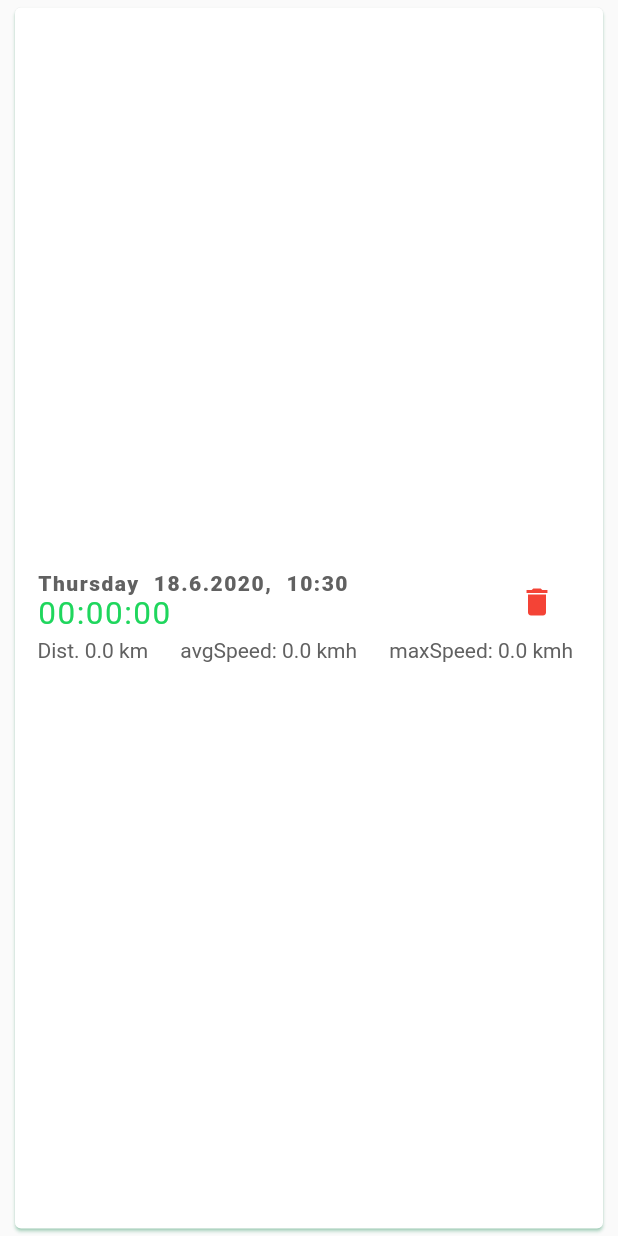
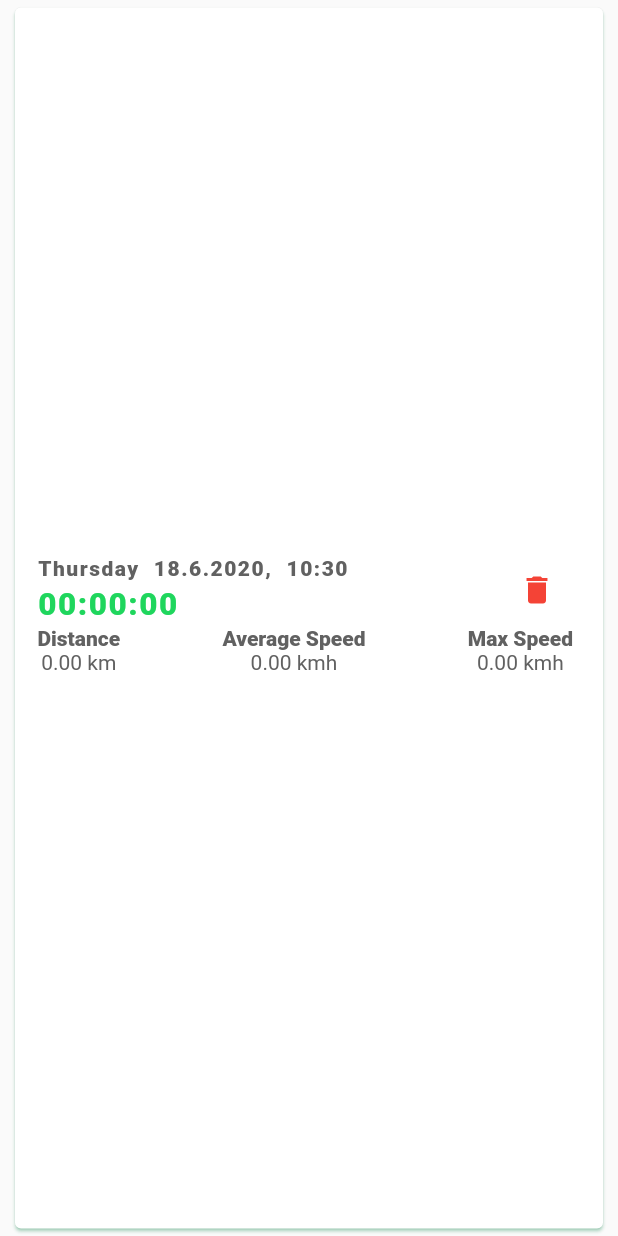
Before and after one commit to mobileappdevhm20/team-project-team_7, a Flutter app: the PastWorkoutCard widget shown alone on an empty page, opened directly with empty values, on a phone screen of 412 x 824 dp. Run offline on Flutter 3.47's test engine with Material 2 defaults, Android fonts, the phone set to English and light mode, and no system bars; our stand-ins replace auto_route, bloc, cloud_firestore, equatable, firebase_auth, flutter_bloc; missing offline and left inert: background_location; accounts and stored records are empty.

Commit message:
Some small UI improvements

```diff
--- a/lib/components/past_workout_card.dart
+++ b/lib/components/past_workout_card.dart
@@ -49,12 +49,13 @@ class PastWorkoutCard extends StatelessWidget {
                   Row(
                       crossAxisAlignment: CrossAxisAlignment.start,
                       children: <Widget>[
-                        Text(DateFormat('EEEE d.M.y, H:m').format(start), style: TextStyle(fontWeight: FontWeight.bold, wordSpacing: 5, letterSpacing: 1, color: Colors.grey[700]),),
+                        Text(DateFormat('EEEE d.M.y, HH:mm').format(start), style: TextStyle(fontWeight: FontWeight.bold, wordSpacing: 5, letterSpacing: 1, color: Colors.grey[700]),),
                       ]),
+                  const Padding(padding: EdgeInsets.all(1.8)),
                   Row(
                       crossAxisAlignment: CrossAxisAlignment.start,
                       children: <Widget>[
-                        Text("${(duration.inHours % 24).toString().padLeft(2, '0')}:${(duration.inMinutes % 60).toString().padLeft(2, '0')}:${(duration.inSeconds % 60).toString().padLeft(2, '0')}", style: TextStyle(wordSpacing: 5, letterSpacing: 1, color: Theme.of(context).primaryColor), textScaleFactor: 1.5,)
+                        Text("${(duration.inHours % 24).toString().padLeft(2, '0')}:${(duration.inMinutes % 60).toString().padLeft(2, '0')}:${(duration.inSeconds % 60).toString().padLeft(2, '0')}", style: TextStyle(fontWeight: FontWeight.w600 ,wordSpacing: 5, letterSpacing: 1, color: Theme.of(context).primaryColor), textScaleFactor: 1.5,)
                       ]),
                 ]),
                 Column(
@@ -90,9 +91,26 @@ class PastWorkoutCard extends StatelessWidget {
               Row(
                 mainAxisAlignment: MainAxisAlignment.spaceBetween,
                 children: <Widget>[
-                  Text("Dist. $distance km", style: TextStyle(fontWeight: FontWeight.w400, color: Colors.grey[700]),),
-                  Text("avgSpeed: $avgSpeed kmh", style: TextStyle(fontWeight: FontWeight.w400, color: Colors.grey[700]),),
-                  Text("maxSpeed: $maxSpeed kmh", style: TextStyle(fontWeight: FontWeight.w400, color: Colors.grey[700]),),
+                  Column(
+                    children: <Widget>[
+                          Text("Distance", style: TextStyle(fontWeight: FontWeight.w600, color: Colors.grey[700]),),
+                          Text("${distance.toStringAsFixed(2)} km", style: TextStyle(fontWeight: FontWeight.w400, color: Colors.grey[700]),),
+                    ],
+                  ),
+                  Column(
+                    children: <Widget>[
+                          Text("Average Speed", style: TextStyle(fontWeight: FontWeight.w600, color: Colors.grey[700]),),
+                          Text("${avgSpeed.toStringAsFixed(2)} kmh", style: TextStyle(fontWeight: FontWeight.w400, color: Colors.grey[700]),),
+                    ],
+                  ),
+                  Column(
+                    children: <Widget>[
+                          Text("Max Speed", style: TextStyle(fontWeight: FontWeight.w600, color: Colors.grey[700]),),
+                          Text("${maxSpeed.toStringAsFixed(2)} kmh", style: TextStyle(fontWeight: FontWeight.w400, color: Colors.grey[700]),),
+                    ],
+                  ),
+                  // Text("avgSpeed: ${avgSpeed.toStringAsFixed(2)} kmh", style: TextStyle(fontWeight: FontWeight.w400, color: Colors.grey[700]),),
+                  // Text("maxSpeed: ${maxSpeed.toStringAsFixed(2)} kmh", style: TextStyle(fontWeight: FontWeight.w400, color: Colors.grey[700]),),
                 ],
               )
             ],
--- a/lib/repositories/workout_repository.dart
+++ b/lib/repositories/workout_repository.dart
@@ -18,7 +18,6 @@ class WorkoutRepository {
 
   Future<void> deleteWorkout(String id) {
     return _firebaseAuth.currentUser().then((value) => _firestore.collection("users").document(value.uid).collection("workouts").document(id).delete());
-
   }
 
   Stream<QuerySnapshot> getWorkoutStream(String uid) {
--- a/lib/views/home_screen/home_screen.dart
+++ b/lib/views/home_screen/home_screen.dart
@@ -55,7 +55,7 @@ class _HomeScreenState extends State<HomeScreen> {
         ),
       ),
       floatingActionButton: FloatingActionButton(
-        onPressed: () {ExtendedNavigator.of(context).pushNamed(Routes.trackingScreen);},
+        onPressed: () {ExtendedNavigator.of(context).pushNamed(Routes.pastWorkoutsScreen);},
         tooltip: 'Increment',
         child: Icon(Icons.add),
       ),
--- a/lib/views/past_workouts_screen/past_workouts_screen.dart
+++ b/lib/views/past_workouts_screen/past_workouts_screen.dart
@@ -29,7 +29,7 @@ class PastWorkoutsScreen extends StatelessWidget {
                     return ListView(
                       children: snapshot2.data.documents
                           .map((DocumentSnapshot document) {
-                        return PastWorkoutCard(timestamp: document['date'] as Timestamp, durationInSeconds: document['duration'] as int,
+                        return PastWorkoutCard(timestamp: document['date'] as Timestamp, durationInSeconds: document['durationInSeconds'] as int,
                         avgSpeed: document['avgSpeed'] as double, maxSpeed: document['maxSpeed'] as double, distance: document['distance'] as double, id: document.documentID,);
                       }).toList()..sort((a,b) => b.timestamp.compareTo(a.timestamp))
                     );
--- a/lib/views/tracking_screen/tracking_screen.dart
+++ b/lib/views/tracking_screen/tracking_screen.dart
@@ -28,7 +28,7 @@ class _TrackingScreenState extends State<TrackingScreen> {
   Widget build(BuildContext context) {
     return Scaffold(
       appBar: AppBar(
-        title: const Text("Tracking"),
+        title: const Text("Tracking", style: TextStyle(color: Colors.white),),
       ),
       body: BlocListener<WorkoutBloc, WorkoutState>(
         listener: (context, state) {
@@ -53,6 +53,7 @@ class _TrackingScreenState extends State<TrackingScreen> {
         },
         child: ListView(
           children: <Widget>[
+            const Padding(padding: EdgeInsets.all(10)),
             Center(child:
             BlocBuilder<WorkoutBloc, WorkoutState>(
               builder: (context, state) {
@@ -131,7 +132,7 @@ class _TrackingScreenState extends State<TrackingScreen> {
                                   onPressed: () {
                                     BlocProvider.of<WorkoutBloc>(context)
                                         .add(const EndWorkout());
-                                    ExtendedNavigator.of(context).pushReplacementNamed(Routes.trackingSummaryScreen);
+                                    ExtendedNavigator.of(context).pushNamedAndRemoveUntil(Routes.trackingSummaryScreen, (Route<dynamic> route) => false);
                                   },
                                   child: const Text('Yes'),
                                 ),
--- a/lib/views/tracking_summary_screen/tracking_summary_screen.dart
+++ b/lib/views/tracking_summary_screen/tracking_summary_screen.dart
@@ -63,8 +63,7 @@ class _TrackingSummaryScreenState extends State<TrackingSummaryScreen> {
             );
         }
         if (state is Success) {
-          ExtendedNavigator.of(context)
-              .pushReplacementNamed(Routes.pastWorkoutsScreen);
+          ExtendedNavigator.of(context).pushNamedAndRemoveUntil(Routes.pastWorkoutsScreen, (Route<dynamic> route) => false);
         }
         },
         child:
@@ -151,8 +150,7 @@ class _TrackingSummaryScreenState extends State<TrackingSummaryScreen> {
                                 ),
                                 FlatButton(
                                   onPressed: () {
-                                    ExtendedNavigator.of(context)
-                                        .pushNamed(Routes.homeScreen);
+                                    ExtendedNavigator.of(context).pushNamedAndRemoveUntil(Routes.homeScreen, (Route<dynamic> route) => false);
                                   },
                                   child: const Text('Yes'),
                                 ),
```
Also changed, not shown: lib/components/red_button.dart (+10 -1 lines), 1 other file.
